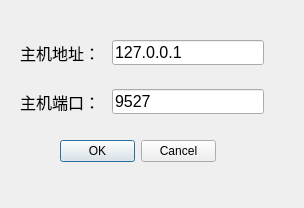
Qt form setting.ui (CSU-Bug-Killer/CarDemo2) before a commit.
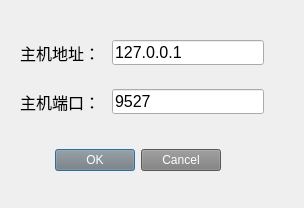
The same form after that commit. Icons and pictures are not drawn.

```diff
--- a/setting.ui
+++ b/setting.ui
@@ -10,6 +10,12 @@
     <height>208</height>
    </rect>
   </property>
+  <property name="sizePolicy">
+   <sizepolicy hsizetype="Fixed" vsizetype="Fixed">
+    <horstretch>0</horstretch>
+    <verstretch>0</verstretch>
+   </sizepolicy>
+  </property>
   <property name="windowTitle">
    <string>连接设置</string>
   </property>
@@ -90,12 +96,37 @@
   <widget class="QDialogButtonBox" name="buttonBox">
    <property name="geometry">
     <rect>
-     <x>60</x>
-     <y>140</y>
-     <width>156</width>
-     <height>23</height>
+     <x>20</x>
+     <y>130</y>
+     <width>201</width>
+     <height>60</height>
     </rect>
    </property>
+   <property name="sizePolicy">
+    <sizepolicy hsizetype="Expanding" vsizetype="Expanding">
+     <horstretch>0</horstretch>
+     <verstretch>0</verstretch>
+    </sizepolicy>
+   </property>
+   <property name="minimumSize">
+    <size>
+     <width>200</width>
+     <height>60</height>
+    </size>
+   </property>
+   <property name="font">
+    <font>
+     <family>微软雅黑</family>
+     <pointsize>12</pointsize>
+    </font>
+   </property>
+   <property name="layoutDirection">
+    <enum>Qt::LeftToRight</enum>
+   </property>
+   <property name="styleSheet">
+    <string notr="true">color: rgb(255, 255, 255);
+background-color: #7d7d7d;</string>
+   </property>
    <property name="standardButtons">
     <set>QDialogButtonBox::Cancel|QDialogButtonBox::Ok</set>
    </property>
```
